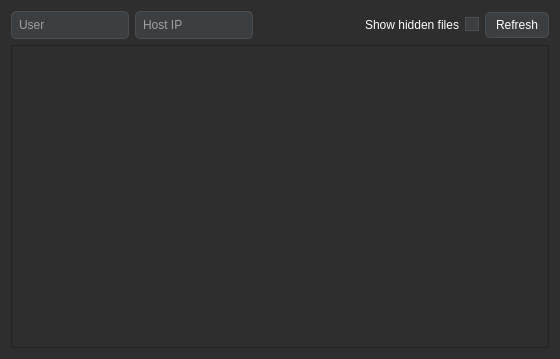
First picture: the form in rover_gui/ui/ui/FileExplorer.ui, repository robotique-udes/rover, before the edit.
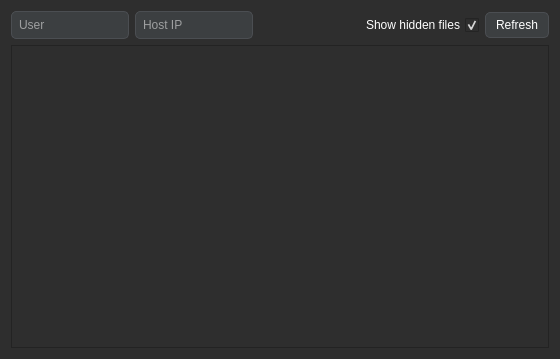
Second picture: the form after the edit.

```diff
--- a/rover_gui/ui/ui/FileExplorer.ui
+++ b/rover_gui/ui/ui/FileExplorer.ui
@@ -14,15 +14,15 @@
    <string>Form</string>
   </property>
   <property name="styleSheet">
-   <string notr="true">    QWidget {
-        background-color: #2e2e2e;
-        color: #ffffff;
-    }
+   <string notr="true">QWidget {
+    background-color: #2e2e2e;
+    color: #ffffff;
+}
 
-    QMenuBar {
-        background-color: #3c3f41;
-        color: #ffffff;
-    }
+QMenuBar {
+    background-color: #3c3f41;
+    color: #ffffff;
+}
 
     QMenu {
         background-color: #3c3f41;
@@ -37,104 +37,95 @@
         background-color: #4a4e54;
     }
 
-    QPushButton {
-        background-color: #3c3f41;
-        border: 1px solid #4b4e52;
-        border-radius: 5px;
-        padding: 5px 10px;
-    }
+QPushButton {
+    background-color: #3c3f41;
+    border: 1px solid #4b4e52;
+    border-radius: 5px;
+    padding: 5px 10px;
+}
 
     QPushButton:hover {
         background-color: #4d4d4d;
     }
 
-    QLineEdit {
-        background-color: #3c3f41;
-        color: #ffffff;
-        border: 1px solid #4b4e52;
-        border-radius: 5px;
-        padding: 5px;
-    }
+QLineEdit {
+    background-color: #3c3f41;
+    color: #ffffff;
+    border: 1px solid #4b4e52;
+    border-radius: 5px;
+    padding: 5px;
+}
 
-    QTextEdit {
-        background-color: #3c3f41;
-        color: #ffffff;
-        border: 1px solid #4b4e52;
-        border-radius: 5px;
-    }
+QTextEdit {
+    background-color: #3c3f41;
+    color: #ffffff;
+    border: 1px solid #4b4e52;
+    border-radius: 5px;
+}
 
-    QLabel {
-        color: #ffffff;
-    }
+QLabel {
+    color: #ffffff;
+}
 
-    QScrollBar:vertical {
-        background: #2e2e2e;
-        width: 10px;
-    }
+QScrollBar:vertical {
+    background: #2e2e2e;
+    width: 10px;
+}
 
-    QScrollBar::handle:vertical {
-        background: #4b4e52;
-        border-radius: 5px;
-    }
+QScrollBar::handle:vertical {
+    background: #4b4e52;
+    border-radius: 5px;
+}
 
-    QScrollBar::add-line:vertical,
-    QScrollBar::sub-line:vertical {
-        background: none;
-    }
+QScrollBar::add-line:vertical,
+QScrollBar::sub-line:vertical {
+    background: none;
+}
 
-    QCheckBox {
-        color: #ffffff;
-    }
+QCheckBox {
+    color: #ffffff;
+}
 
-    QCheckBox::indicator {
-        background-color: #3c3f41;
-        border: 1px solid #4b4e52;
-    }
+QRadioButton {
+    color: #ffffff;
+}
 
-    QCheckBox::indicator:checked {
-        background-color: #4d4d4d;
-    }
+QRadioButton::indicator {
+    background-color: #3c3f41;
+    border: 1px solid #4b4e52;
+}
 
-    QRadioButton {
-        color: #ffffff;
-    }
+QRadioButton::indicator:checked {
+    background-color: #4d4d4d;
+}
 
-    QRadioButton::indicator {
-        background-color: #3c3f41;
-        border: 1px solid #4b4e52;
-    }
+QTabWidget::pane {
+    background-color: #2e2e2e;
+}
 
-    QRadioButton::indicator:checked {
-        background-color: #4d4d4d;
-    }
+QTabBar::tab {
+    background-color: #3c3f41;
+    color: #ffffff;
+    padding: 10px;
+}
 
-    QTabWidget::pane {
-        background-color: #2e2e2e;
-    }
+QTabBar::tab:selected {
+    background-color: #4d4d4d;
+}
 
-    QTabBar::tab {
-        background-color: #3c3f41;
-        color: #ffffff;
-        padding: 10px;
-    }
+QProgressBar {
+    background-color: #4b4e52;
+    color: #ffffff;
+}
 
-    QTabBar::tab:selected {
-        background-color: #4d4d4d;
-    }
+QProgressBar::chunk {
+    background-color: #5cb85c;
+}
 
-    QProgressBar {
-        background-color: #4b4e52;
-        color: #ffffff;
-    }
-
-    QProgressBar::chunk {
-        background-color: #5cb85c;
-    }
-
-    QStatusBar {
-        background-color: #3c3f41;
-        color: #ffffff;
-    }</string>
+QStatusBar {
+    background-color: #3c3f41;
+    color: #ffffff;
+}</string>
   </property>
   <layout class="QGridLayout" name="gridLayout">
    <item row="0" column="0">
@@ -187,6 +178,9 @@
          <property name="text">
           <string>Show hidden files</string>
          </property>
+         <property name="checked">
+          <bool>true</bool>
+         </property>
         </widget>
        </item>
        <item>
```
Left out of the diff: 26 changed lines with no effect on the pictures.
